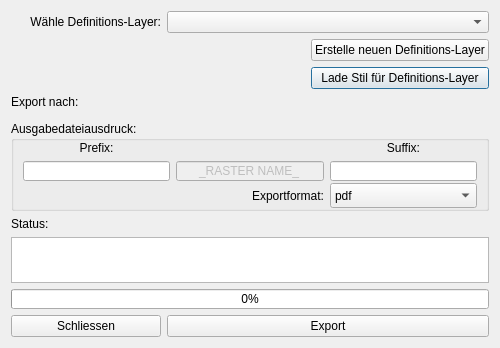
Qt form kadas_FhrRasterATLAS/atlas_dialog_base.ui (Brathan/KADAS-Plugins-FGG6) before a commit.
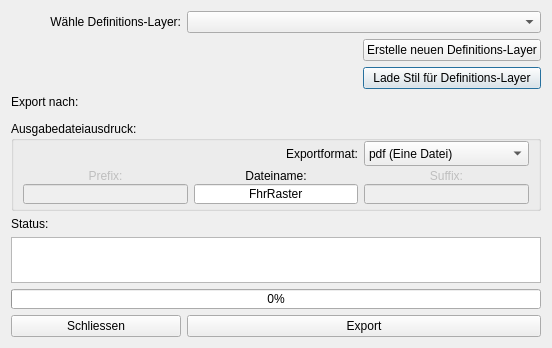
The same form after that commit. Custom widgets are drawn as their Qt base class.

Commit message: added option to export to one pdf file

Diff of the .ui file:
```diff
--- a/kadas_FhrRasterATLAS/atlas_dialog_base.ui
+++ b/kadas_FhrRasterATLAS/atlas_dialog_base.ui
@@ -6,7 +6,7 @@
    <rect>
     <x>0</x>
     <y>0</y>
-    <width>500</width>
+    <width>552</width>
     <height>348</height>
    </rect>
   </property>
@@ -25,7 +25,7 @@
   <property name="modal">
    <bool>false</bool>
   </property>
-  <layout class="QGridLayout" name="gridLayout" columnstretch="0,0,0,0,0">
+  <layout class="QGridLayout" name="gridLayout" columnstretch="0,0,0,0">
    <item row="5" column="1">
     <widget class="QLabel" name="label_Export">
      <property name="sizePolicy">
@@ -152,10 +152,70 @@
       <property name="topMargin">
        <number>0</number>
       </property>
-      <item row="1" column="1">
-       <widget class="QLineEdit" name="rasternameText">
+      <item row="3" column="2">
+       <widget class="QLineEdit" name="suffixLineEdit">
         <property name="enabled">
          <bool>false</bool>
+        </property>
+        <property name="minimumSize">
+         <size>
+          <width>0</width>
+          <height>20</height>
+         </size>
+        </property>
+        <property name="clearButtonEnabled">
+         <bool>true</bool>
+        </property>
+       </widget>
+      </item>
+      <item row="0" column="1">
+       <widget class="QLabel" name="exportformatText">
+        <property name="minimumSize">
+         <size>
+          <width>0</width>
+          <height>25</height>
+         </size>
+        </property>
+        <property name="layoutDirection">
+         <enum>Qt::LeftToRight</enum>
+        </property>
+        <property name="text">
+         <string>Exportformat:</string>
+        </property>
+        <property name="alignment">
+         <set>Qt::AlignRight|Qt::AlignTrailing|Qt::AlignVCenter</set>
+        </property>
+       </widget>
+      </item>
+      <item row="1" column="2">
+       <widget class="QLabel" name="suffixLabel">
+        <property name="enabled">
+         <bool>false</bool>
+        </property>
+        <property name="sizePolicy">
+         <sizepolicy hsizetype="Preferred" vsizetype="Fixed">
+          <horstretch>0</horstretch>
+          <verstretch>0</verstretch>
+         </sizepolicy>
+        </property>
+        <property name="minimumSize">
+         <size>
+          <width>0</width>
+          <height>20</height>
+         </size>
+        </property>
+        <property name="text">
+         <string>Suffix:</string>
+        </property>
+        <property name="alignment">
+         <set>Qt::AlignBottom|Qt::AlignHCenter</set>
+        </property>
+       </widget>
+      </item>
+      <item row="3" column="1">
+       <widget class="QLineEdit" name="rasternameLineEdit">
+        <property name="enabled">
+         <bool>true</bool>
         </property>
         <property name="minimumSize">
          <size>
@@ -164,36 +224,35 @@
          </size>
         </property>
         <property name="text">
-         <string>_RASTER NAME_</string>
+         <string>FhrRaster</string>
         </property>
         <property name="alignment">
          <set>Qt::AlignCenter</set>
         </property>
        </widget>
       </item>
-      <item row="0" column="0">
-       <widget class="QLabel" name="prefixLabel">
-        <property name="sizePolicy">
-         <sizepolicy hsizetype="Preferred" vsizetype="Fixed">
-          <horstretch>0</horstretch>
-          <verstretch>0</verstretch>
-         </sizepolicy>
+      <item row="3" column="0">
+       <widget class="QLineEdit" name="prefixLineEdit">
+        <property name="enabled">
+         <bool>false</bool>
         </property>
         <property name="minimumSize">
          <size>
           <width>0</width>
-          <height>0</height>
+          <height>20</height>
          </size>
         </property>
-        <property name="text">
-         <string>Prefix:</string>
+        <property name="font">
+         <font>
+          <italic>false</italic>
+         </font>
         </property>
-        <property name="alignment">
-         <set>Qt::AlignBottom|Qt::AlignHCenter</set>
+        <property name="clearButtonEnabled">
+         <bool>true</bool>
         </property>
        </widget>
       </item>
-      <item row="2" column="2">
+      <item row="0" column="2">
        <widget class="QComboBox" name="cb_formatSelector">
         <property name="sizePolicy">
          <sizepolicy hsizetype="Preferred" vsizetype="Fixed">
@@ -214,14 +273,19 @@
          <bool>false</bool>
         </property>
         <property name="currentText">
-         <string>pdf</string>
+         <string>pdf (Eine Datei)</string>
         </property>
         <property name="currentIndex">
          <number>0</number>
         </property>
         <item>
          <property name="text">
-          <string>pdf</string>
+          <string>pdf (Eine Datei)</string>
+         </property>
+        </item>
+        <item>
+         <property name="text">
+          <string>pdf (Mehrere Dateien)</string>
          </property>
         </item>
         <item>
@@ -232,57 +296,35 @@
        </widget>
       </item>
       <item row="1" column="0">
-       <widget class="QLineEdit" name="prefixLineEdit">
-        <property name="minimumSize">
-         <size>
-          <width>0</width>
-          <height>20</height>
-         </size>
+       <widget class="QLabel" name="prefixLabel">
+        <property name="enabled">
+         <bool>false</bool>
         </property>
-        <property name="font">
-         <font>
-          <italic>false</italic>
-         </font>
+        <property name="sizePolicy">
+         <sizepolicy hsizetype="Preferred" vsizetype="Fixed">
+          <horstretch>0</horstretch>
+          <verstretch>0</verstretch>
+         </sizepolicy>
         </property>
-        <property name="clearButtonEnabled">
-         <bool>true</bool>
-        </property>
-       </widget>
-      </item>
-      <item row="1" column="2">
-       <widget class="QLineEdit" name="suffixLineEdit">
         <property name="minimumSize">
          <size>
           <width>0</width>
           <height>20</height>
          </size>
-        </property>
-        <property name="clearButtonEnabled">
-         <bool>true</bool>
-        </property>
-       </widget>
-      </item>
-      <item row="2" column="1">
-       <widget class="QLabel" name="exportformatText">
-        <property name="minimumSize">
-         <size>
-          <width>0</width>
-          <height>25</height>
-         </size>
-        </property>
-        <property name="layoutDirection">
-         <enum>Qt::LeftToRight</enum>
         </property>
         <property name="text">
-         <string>Exportformat:</string>
+         <string>Prefix:</string>
         </property>
         <property name="alignment">
-         <set>Qt::AlignRight|Qt::AlignTrailing|Qt::AlignVCenter</set>
+         <set>Qt::AlignBottom|Qt::AlignHCenter</set>
         </property>
        </widget>
       </item>
-      <item row="0" column="2">
-       <widget class="QLabel" name="suffixLabel">
+      <item row="1" column="1">
+       <widget class="QLabel" name="rasternameLabel">
+        <property name="enabled">
+         <bool>true</bool>
+        </property>
         <property name="sizePolicy">
          <sizepolicy hsizetype="Preferred" vsizetype="Fixed">
           <horstretch>0</horstretch>
@@ -292,11 +334,11 @@
         <property name="minimumSize">
          <size>
           <width>0</width>
-          <height>0</height>
+          <height>20</height>
          </size>
         </property>
         <property name="text">
-         <string>Suffix:</string>
+         <string>Dateiname:</string>
         </property>
         <property name="alignment">
          <set>Qt::AlignBottom|Qt::AlignHCenter</set>
```
The commit also changes 2 other files.
